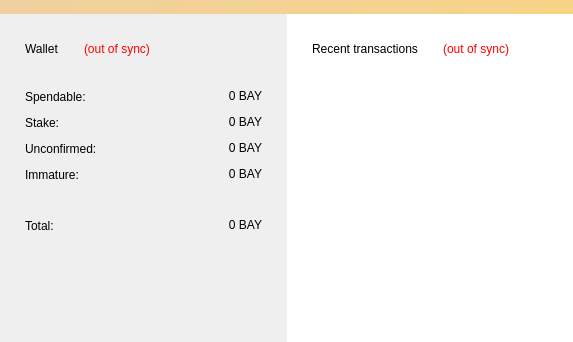
Qt form src/qt/forms/overviewpage.ui (dzimbeck/BitBay) before a commit.
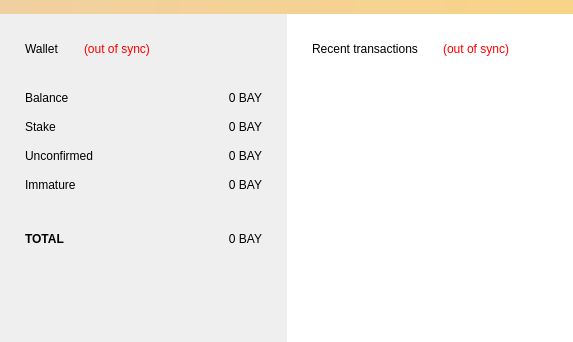
The same form after that commit.

Patch:
```diff
--- a/src/qt/forms/overviewpage.ui
+++ b/src/qt/forms/overviewpage.ui
@@ -127,11 +127,11 @@
               <property name="minimumSize">
                <size>
                 <width>0</width>
-                <height>25</height>
+                <height>28</height>
                </size>
               </property>
               <property name="text">
-               <string>Unconfirmed:</string>
+               <string>Unconfirmed</string>
               </property>
              </widget>
             </item>
@@ -159,11 +159,11 @@
               <property name="minimumSize">
                <size>
                 <width>0</width>
-                <height>25</height>
+                <height>28</height>
                </size>
               </property>
               <property name="text">
-               <string>Stake:</string>
+               <string>Stake</string>
               </property>
              </widget>
             </item>
@@ -207,11 +207,17 @@
               <property name="minimumSize">
                <size>
                 <width>0</width>
-                <height>25</height>
+                <height>28</height>
                </size>
               </property>
+              <property name="font">
+               <font>
+                <weight>75</weight>
+                <bold>true</bold>
+               </font>
+              </property>
               <property name="text">
-               <string>Total:</string>
+               <string>TOTAL</string>
               </property>
              </widget>
             </item>
@@ -258,11 +264,11 @@
               <property name="minimumSize">
                <size>
                 <width>0</width>
-                <height>25</height>
+                <height>28</height>
                </size>
               </property>
               <property name="text">
-               <string>Immature:</string>
+               <string>Immature</string>
               </property>
              </widget>
             </item>
@@ -271,11 +277,11 @@
               <property name="minimumSize">
                <size>
                 <width>0</width>
-                <height>25</height>
+                <height>28</height>
                </size>
               </property>
               <property name="text">
-               <string>Spendable:</string>
+               <string>Balance</string>
               </property>
              </widget>
             </item>
```
Left out of the diff: 2 changed lines with no effect on the pictures.
